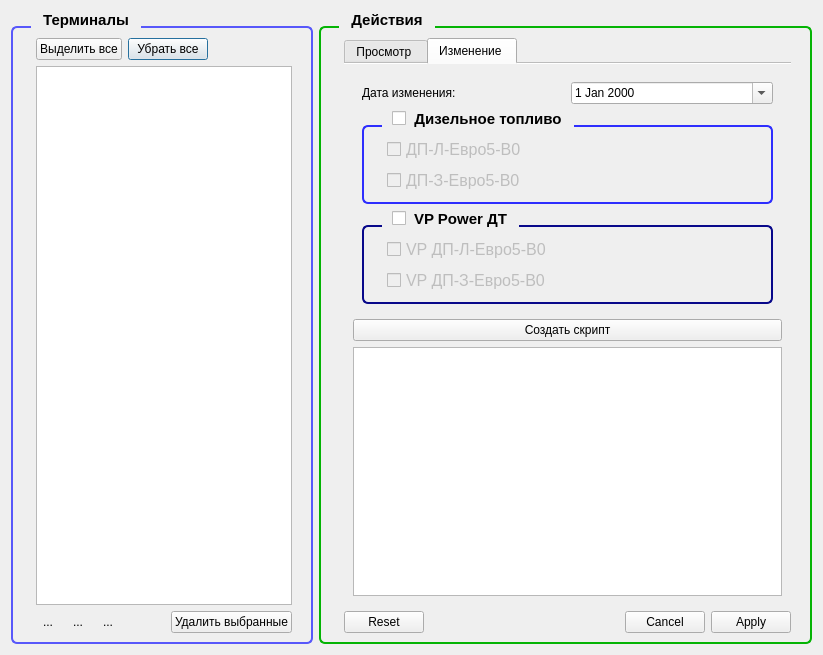
Qt form FuelNameDialog/fuelnamedialog.ui (rust3128/iMpos) before a commit.
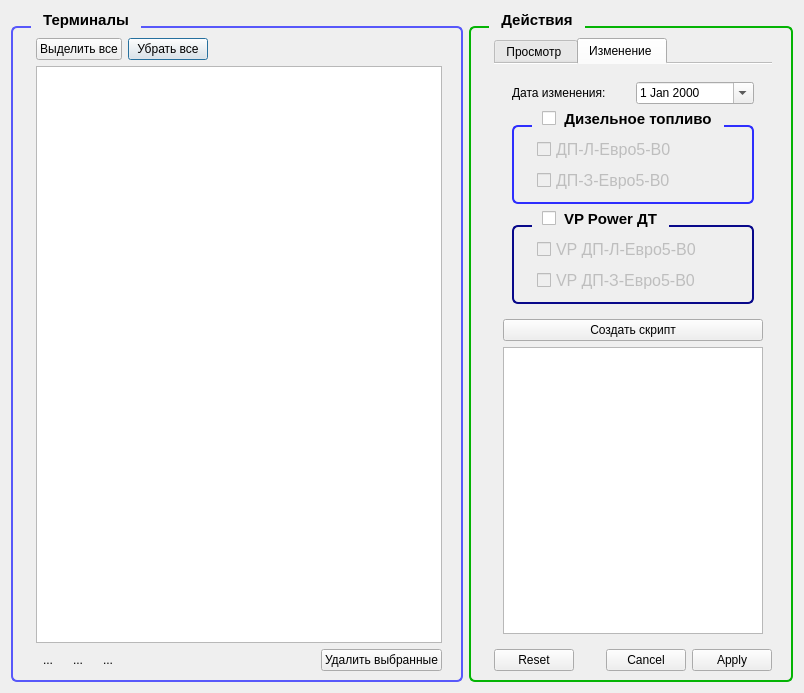
The same form after that commit. Icons and pictures are not drawn.

```diff
--- a/FuelNameDialog/fuelnamedialog.ui
+++ b/FuelNameDialog/fuelnamedialog.ui
@@ -6,14 +6,14 @@
    <rect>
     <x>0</x>
     <y>0</y>
-    <width>823</width>
-    <height>655</height>
+    <width>804</width>
+    <height>693</height>
    </rect>
   </property>
   <property name="windowTitle">
    <string>Наименования видов топлива</string>
   </property>
-  <layout class="QGridLayout" name="gridLayout_7" columnstretch="0,1">
+  <layout class="QGridLayout" name="gridLayout_7" columnstretch="1,0">
    <item row="0" column="0">
     <widget class="QGroupBox" name="groupBoxFuel">
      <property name="styleSheet">
@@ -41,7 +41,23 @@
      </property>
      <layout class="QGridLayout" name="gridLayout">
       <item row="1" column="0" colspan="3">
-       <widget class="QTableWidget" name="tableWidget"/>
+       <widget class="QTableWidget" name="tableWidgetTerm">
+        <property name="editTriggers">
+         <set>QAbstractItemView::NoEditTriggers</set>
+        </property>
+        <property name="alternatingRowColors">
+         <bool>true</bool>
+        </property>
+        <property name="selectionMode">
+         <enum>QAbstractItemView::SingleSelection</enum>
+        </property>
+        <property name="selectionBehavior">
+         <enum>QAbstractItemView::SelectRows</enum>
+        </property>
+        <property name="sortingEnabled">
+         <bool>false</bool>
+        </property>
+       </widget>
       </item>
       <item row="0" column="2">
        <spacer name="horizontalSpacer">
```
